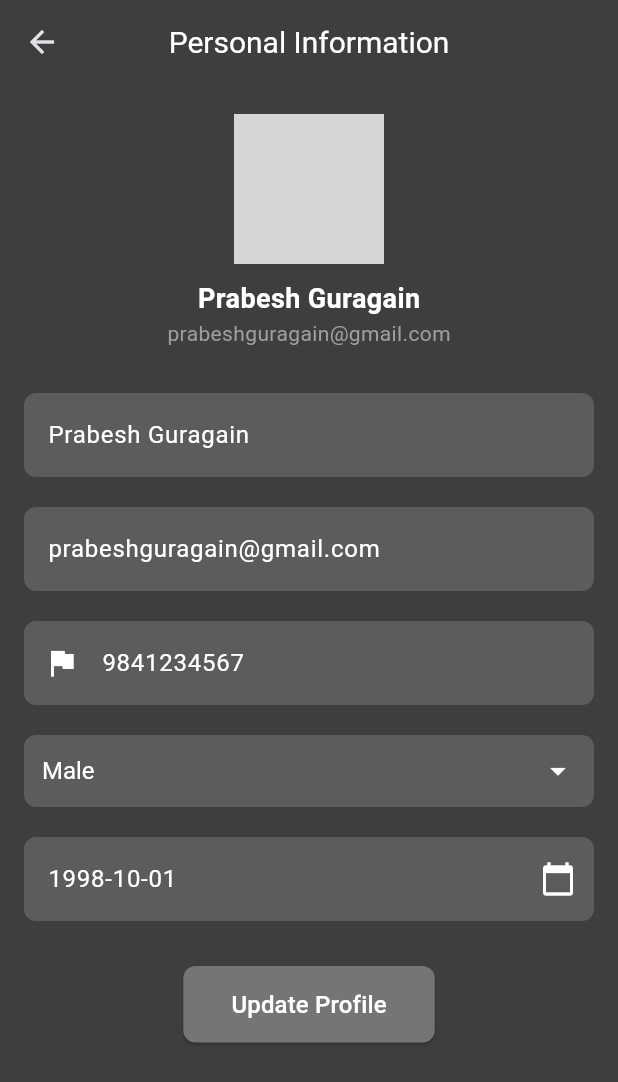
After one commit to ItsAash/sishu_sewa, a Flutter app: the EditProfileScreen screen opened directly, on a phone screen of 412 x 824 dp. The commit adds this screen. Shown: the top 1082 px of the screen. Run offline on Flutter 3.47's test engine with Material 3 defaults, Android fonts, the phone set to English and light mode, and no system bars; our stand-ins replace syncfusion_flutter_charts; network calls fail; Roboto replaces fonts that are missing (Rubik); grey boxes are pictures that could not be loaded.

Commit message:
feat: edit profile page

```diff
--- /dev/null
+++ b/lib/pages/profile/edit_profile.dart
@@ -0,0 +1,248 @@
+import 'package:flutter/material.dart';
+
+class EditProfileScreen extends StatefulWidget {
+  final String name;
+  final String email;
+  final String phone;
+  final String gender;
+  final DateTime dob;
+  final String imgUrl;
+  EditProfileScreen({
+    super.key,
+    required this.name,
+    required this.email,
+    required this.phone,
+    required this.gender,
+    required this.dob,
+    required this.imgUrl,
+  });
+
+  @override
+  State<EditProfileScreen> createState() => _EditProfileScreenState();
+}
+
+class _EditProfileScreenState extends State<EditProfileScreen> {
+  final TextEditingController _nameController = TextEditingController();
+  final TextEditingController _emailController = TextEditingController();
+  final TextEditingController _phoneController = TextEditingController();
+  late String _imgUrl;
+  late String _selectedGender; // Default gender
+  late DateTime _selectedDate; // Default date
+
+  @override
+  void initState() {
+    // TODO: implement initState
+    super.initState();
+    _nameController.text = widget.name;
+    _emailController.text = widget.email;
+    _phoneController.text = widget.phone;
+    _imgUrl = widget.imgUrl;
+    _selectedDate = widget.dob;
+    _selectedGender = widget.gender;
+  }
+
+  @override
+  Widget build(BuildContext context) {
+    return Scaffold(
+      appBar: AppBar(
+        title: const Text(
+          "Personal Information",
+          style:
+              TextStyle(color: Colors.white, fontSize: 20, fontFamily: "Rubik"),
+        ),
+        centerTitle: true,
+        backgroundColor: const Color(0xFF3E3E3E),
+        elevation: 0,
+      ),
+      backgroundColor: const Color(0xFF3E3E3E),
+      body: SingleChildScrollView(
+        padding: const EdgeInsets.symmetric(horizontal: 16),
+        child: Column(
+          crossAxisAlignment: CrossAxisAlignment.center,
+          children: [
+            const SizedBox(height: 20),
+            // Profile Picture
+            CircleAvatar(
+              radius: 50,
+              backgroundImage:
+                  NetworkImage(_imgUrl), // Replace with actual image
+            ),
+            const SizedBox(height: 10),
+            // Name and Email Display
+            Text(
+              _nameController.text,
+              style: const TextStyle(
+                  color: Colors.white,
+                  fontSize: 18,
+                  fontWeight: FontWeight.bold),
+            ),
+            Text(
+              _emailController.text,
+              style: TextStyle(color: Colors.grey, fontSize: 14),
+            ),
+            const SizedBox(height: 30),
+            // Editable Fields
+            _buildTextField(controller: _nameController, label: "Full Name"),
+            const SizedBox(height: 20),
+            _buildTextField(
+                controller: _emailController, label: "puspati_sari@gmail.com"),
+            const SizedBox(height: 20),
+            _buildPhoneField(),
+            const SizedBox(height: 20),
+            _buildGenderDropdown(),
+            const SizedBox(height: 20),
+            _buildDateField(),
+            const SizedBox(height: 30),
+            // Update Button
+            ElevatedButton(
+              onPressed: _updateProfile,
+              style: ElevatedButton.styleFrom(
+                backgroundColor: Colors.grey[600],
+                shape: RoundedRectangleBorder(
+                  borderRadius: BorderRadius.circular(8),
+                ),
+                padding:
+                    const EdgeInsets.symmetric(vertical: 14, horizontal: 32),
+              ),
+              child: const Text(
+                "Update Profile",
+                style: TextStyle(color: Colors.white, fontSize: 16),
+              ),
+            ),
+          ],
+        ),
+      ),
+    );
+  }
+
+  // Helper Widgets
+  Widget _buildTextField(
+      {required TextEditingController controller, required String label}) {
+    return TextField(
+      controller: controller,
+      style: const TextStyle(color: Colors.white),
+      decoration: InputDecoration(
+        filled: true,
+        fillColor: const Color(0xFF5D5C5D),
+        hintText: label,
+        hintStyle: const TextStyle(color: Colors.grey),
+        border: OutlineInputBorder(
+          borderRadius: BorderRadius.circular(8),
+          borderSide: BorderSide.none,
+        ),
+      ),
+    );
+  }
+
+  Widget _buildPhoneField() {
+    return TextField(
+      controller: _phoneController,
+      keyboardType: TextInputType.phone,
+      style: const TextStyle(color: Colors.white),
+      decoration: InputDecoration(
+        prefixIcon: const Padding(
+          padding: EdgeInsets.only(left: 10, right: 8),
+          child: Icon(Icons.flag,
+              color: Colors.white), // Placeholder for country flag
+        ),
+        filled: true,
+        fillColor: const Color(0xFF5D5C5D),
+        hintText: "+1-123-456-7890",
+        hintStyle: const TextStyle(color: Colors.grey),
+        border: OutlineInputBorder(
+          borderRadius: BorderRadius.circular(8),
+          borderSide: BorderSide.none,
+        ),
+      ),
+    );
+  }
+
+  Widget _buildGenderDropdown() {
+    return Container(
+      padding: const EdgeInsets.symmetric(horizontal: 12),
+      decoration: BoxDecoration(
+        color: const Color(0xFF5D5C5D),
+        borderRadius: BorderRadius.circular(8),
+      ),
+      child: DropdownButton<String>(
+        value: _selectedGender,
+        isExpanded: true,
+        dropdownColor: const Color(0xFF5D5C5D),
+        icon: const Icon(Icons.arrow_drop_down, color: Colors.white),
+        underline: const SizedBox(),
+        style: const TextStyle(color: Colors.white, fontSize: 16),
+        items: ['Female', 'Male', 'Other']
+            .map((gender) => DropdownMenuItem(
+                  value: gender,
+                  child: Text(gender),
+                ))
+            .toList(),
+        onChanged: (value) {
+          if (value != null) {
+            setState(() {
+              _selectedGender = value;
+            });
+          }
+        },
+      ),
+    );
+  }
+
+  Widget _buildDateField() {
+    return TextField(
+      readOnly: true,
+      style: const TextStyle(color: Colors.white),
+      decoration: InputDecoration(
+        filled: true,
+        fillColor: const Color(0xFF5D5C5D),
+        hintText: _selectedDate.toLocal().toString().split(' ')[0],
+        hintStyle: const TextStyle(color: Colors.white),
+        suffixIcon: IconButton(
+          icon: const Icon(Icons.calendar_today, color: Colors.white),
+          onPressed: _pickDate,
+        ),
+        border: OutlineInputBorder(
+          borderRadius: BorderRadius.circular(8),
+          borderSide: BorderSide.none,
+        ),
+      ),
+    );
+  }
+
+  Future<void> _pickDate() async {
+    final DateTime? picked = await showDatePicker(
+      context: context,
+      initialDate: _selectedDate,
+      firstDate: DateTime(1900),
+      lastDate: DateTime.now(),
+      builder: (BuildContext context, Widget? child) {
+        return Theme(
+          data: ThemeData.dark().copyWith(
+            colorScheme: const ColorScheme.dark(
+              primary: Colors.blue,
+              onPrimary: Colors.white,
+              surface: Color(0xFF5D5C5D),
+              onSurface: Colors.white,
+            ),
+          ),
+          child: child!,
+        );
+      },
+    );
+    if (picked != null && picked != _selectedDate) {
+      setState(() {
+        _selectedDate = picked;
+      });
+    }
+  }
+
+  void _updateProfile() {
+    // Logic to update the profile (e.g., send data to the backend)
+    print("Profile updated with:");
+    print("Name: ${_nameController.text}");
+    print("Email: ${_emailController.text}");
+    print("Phone: ${_phoneController.text}");
+    print("Gender: $_selectedGender");
+    print("Date of Birth: $_selectedDate");
+  }
+}
--- a/lib/pages/profile/index.dart
+++ b/lib/pages/profile/index.dart
@@ -1,4 +1,5 @@
 import 'package:flutter/material.dart';
+import 'package:sishu_sewa/pages/profile/edit_profile.dart';
 
 class ProfileScreen extends StatefulWidget {
   const ProfileScreen({Key? key}) : super(key: key);
@@ -65,7 +66,20 @@ class _ProfileScreenState extends State<ProfileScreen> {
   }
 
   Widget _buildProfileCard() {
-    return Container(
+    return GestureDetector(
+        onTap: () {
+          Navigator.of(context).push(MaterialPageRoute(
+            builder: (context) => EditProfileScreen(
+              name: "Prabesh Guragain",
+              email: "prabeshguragain@gmail.com",
+              dob: DateTime(1998, 10, 1),
+              gender: "Male",
+              phone: "9841234567",
+              imgUrl: "https://randomuser.me/api/portraits/men/1.jpg",
+            ),
+          ));
+        },
+        child: Container(
           padding: const EdgeInsets.all(16),
           decoration: BoxDecoration(
             color: const Color(0xFF5D5C5D),
@@ -110,7 +124,7 @@ class _ProfileScreenState extends State<ProfileScreen> {
               Icon(Icons.edit, color: Colors.white),
             ],
           ),
-    );
+        ));
   }
 
   Widget _buildOptionsSection() {
```
Lines whose indentation alone changed are shown as unchanged.
